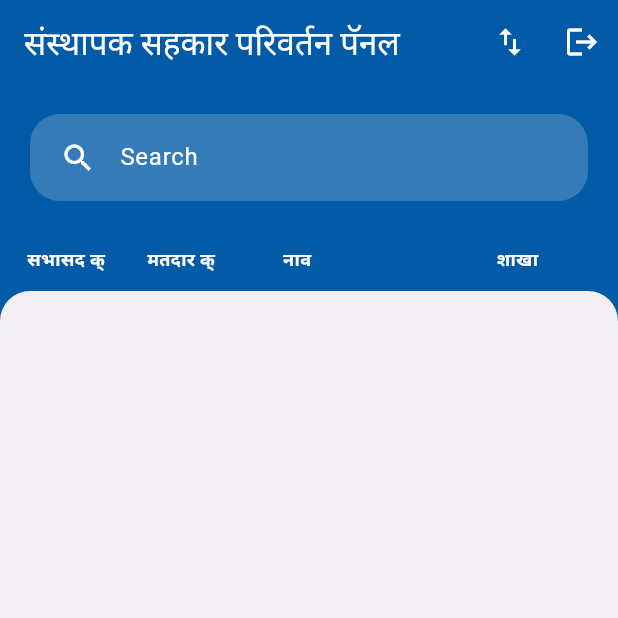
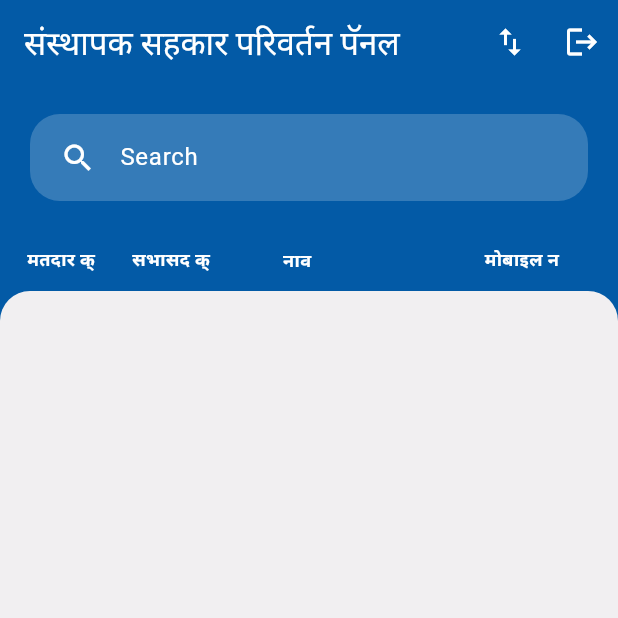
Before and after one commit to Akshah75/shivkrupa-parivaratan-app, a Flutter app: the HomePage screen opened directly, on a phone screen of 412 x 824 dp, the top half of it. Run offline on Flutter 3.47's test engine with Material 2 defaults, Android fonts, the phone set to English and light mode, and no system bars; our stand-ins replace another_flushbar, shared_preferences; missing offline and left inert: flutter_phone_direct_caller, number_paginator, to_csv; accounts and stored records are empty; network calls fail.

Commit message:
home head title change

```diff
--- a/lib/constant.dart
+++ b/lib/constant.dart
@@ -313,3 +313,4 @@ const String noDataFound = 'asset/no_data.png';
 const String whatsapp = 'asset/whatsapp.png';
 var csvFile = 'asset/Members.csv';
 const String appLogoIcon = 'asset/app_icon_logo.png';
+const String call = 'asset/call.png';
--- a/lib/data/network/network_api_services.dart
+++ b/lib/data/network/network_api_services.dart
@@ -70,7 +70,7 @@ class NetworkApiServices extends BaseApiServices {
         "Content-Type": "application/json",
         "Accept": "application/json",
         'Authorization': 'Bearer $token',
-      });
+      }).timeout(Duration(seconds: 10));
       print(data);
       responseJson = returnResponse(response);
     } on SocketException {
--- a/lib/pages/home/detail/components/custome_row_text.dart
+++ b/lib/pages/home/detail/components/custome_row_text.dart
@@ -5,9 +5,11 @@ class CustomeRowtext extends StatelessWidget {
     super.key,
     required this.title,
     required this.subTitle,
+    this.fontWeight = FontWeight.normal,
   });
 
   final String title, subTitle;
+  final FontWeight fontWeight;
 
   @override
   Widget build(BuildContext context) {
@@ -33,6 +35,7 @@ class CustomeRowtext extends StatelessWidget {
           width: size * 0.639,
           child: Text(
             subTitle,
+            style: TextStyle(fontWeight: fontWeight),
           ),
         ),
       ],
--- a/lib/pages/home/home_components/table_heding_contaner.dart
+++ b/lib/pages/home/home_components/table_heding_contaner.dart
@@ -19,15 +19,11 @@ class TableHedingOfHomepage extends StatelessWidget {
         color: kPrimaryColor,
         borderRadius: BorderRadius.circular(10),
       ),
+      child: SingleChildScrollView(
+        scrollDirection: Axis.horizontal,
         child: Row(
-        // mainAxisAlignment: MainAxisAlignment.spaceBetween,
+          crossAxisAlignment: CrossAxisAlignment.end,
           children: [
-          const CustomeHedingContainer(
-            aligment: Alignment.centerLeft,
-            w: 65,
-            title: 'सभासद क्',
-          ),
-          const SizedBox(width: 15),
             Container(
               alignment: Alignment.centerLeft,
               width: 50,
@@ -36,17 +32,37 @@ class TableHedingOfHomepage extends StatelessWidget {
                 color: whiteColor,
               ),
             ),
-          const SizedBox(width: 25),
+            const SizedBox(width: 20),
+            const CustomeHedingContainer(
+              aligment: Alignment.centerLeft,
+              w: 65,
+              title: 'सभासद क्',
+            ),
+            const SizedBox(width: 20),
             const CustomeHedingContainer(
               w: 50,
               title: 'नाव',
             ),
-          const SizedBox(width: 108),
-          const TabelName(
-            name: 'शाखा',
-            color: whiteColor,
+            const SizedBox(width: 100),
+            const CustomeHedingContainer(
+              aligment: Alignment.centerLeft,
+              w: 65,
+              title: 'मोबाइल न',
+            ),
+            const SizedBox(width: 20),
+            const CustomeHedingContainer(
+              aligment: Alignment.centerLeft,
+              w: 65,
+              title: 'पॅन क्र',
+            ),
+            const SizedBox(width: 20),
+            const CustomeHedingContainer(
+              aligment: Alignment.centerLeft,
+              w: 65,
+              title: 'आधार क्र',
             ),
           ],
+        ),
       ),
     );
   }
--- a/lib/pages/home/home_page.dart
+++ b/lib/pages/home/home_page.dart
@@ -65,8 +65,14 @@ class _HomePageState extends State<HomePage> {
                       ),
                       searchProvider.isActive == true
                           ? const Center(child: CircularProgressIndicator())
-                          : ListView.builder(
-                              itemCount: searchProvider.listofBranchData.length,
+                          : ClipRRect(
+                              borderRadius: const BorderRadius.only(
+                                topLeft: Radius.circular(20),
+                                topRight: Radius.circular(20),
+                              ),
+                              child: ListView.builder(
+                                  itemCount:
+                                      searchProvider.listofBranchData.length,
                                   itemBuilder: (context, index) {
                                     var data =
                                         searchProvider.listofBranchData[index];
@@ -82,6 +88,7 @@ class _HomePageState extends State<HomePage> {
                                       child: DataShowContainer(data: data),
                                     );
                                   }),
+                            ),
                     ],
                   ),
                 ),
--- a/pubspec.yaml
+++ b/pubspec.yaml
@@ -52,6 +52,7 @@ dependencies:
   flutter_launcher_icons: ^0.13.1
   flutter_web_pagination: ^0.0.3
   pager: ^0.0.5
+  flutter_phone_direct_caller: ^2.1.1
   # whatsapp: ^0.0.1
 
 dev_dependencies:
```
Also changed, not shown: lib/pages/home/detail/detail_page.dart (+121 -107 lines), lib/pages/home/home_components/data_show_container.dart (+38 -31 lines), lib/pages/search/search_page.dart (+7 -7 lines), lib/provider/login_provider.dart (+5 -11 lines), asset/call.png (added), pubspec.lock. Lines whose indentation alone changed are shown as unchanged.
